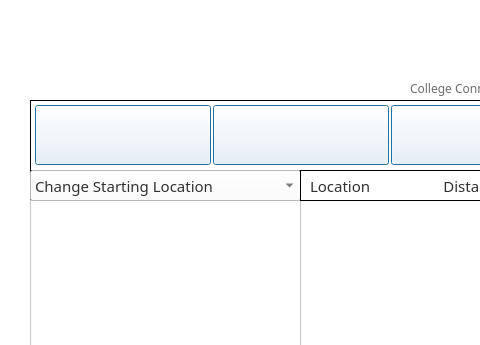
Old version of the form tripplanner.ui in the repository DannyCamacho/CollegeConnect; both pictures show x 0 to 480 and y 0 to 345 of the 900 by 600 pixel window.
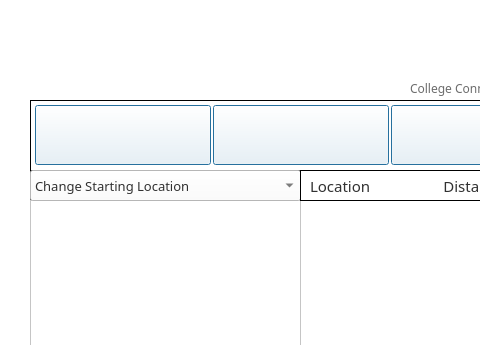
New version of the form. Icons and pictures are not drawn.

Commit message: font size dropdown in tripplanner.ui, button in graphviewer.ui

```diff
--- a/tripplanner.ui
+++ b/tripplanner.ui
@@ -1027,7 +1027,7 @@
      <property name="font">
       <font>
        <family>Mongolian Baiti</family>
-       <pointsize>11</pointsize>
+       <pointsize>10</pointsize>
       </font>
      </property>
      <property name="focusPolicy">
```
The commit also changes 1 other file.
